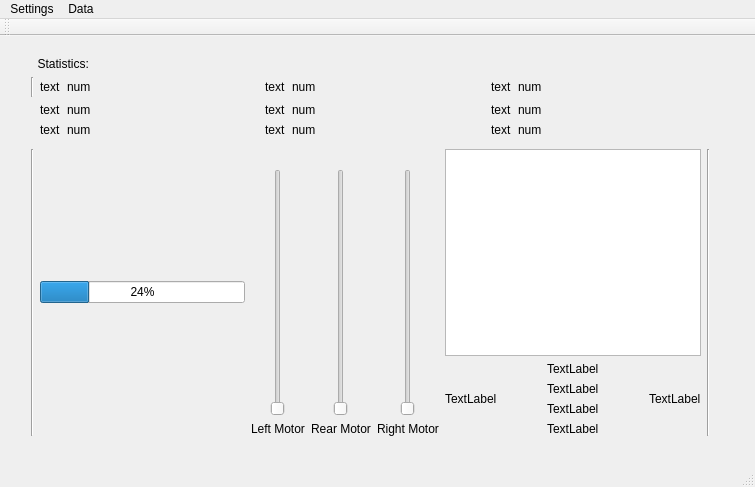
Before: the Qt Designer form UnderWaterRobot/mainwindow.ui in Yepach/UnderWaterRobot, drawn with Qt 5.
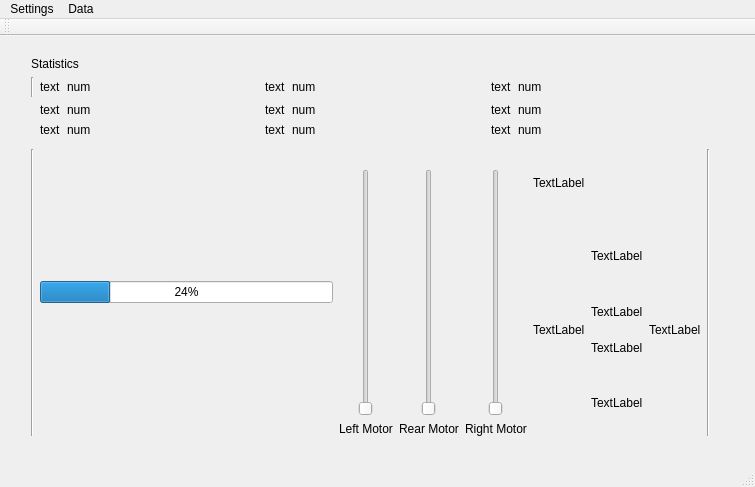
After: the same form once the commit is applied.

What changed in the file:
```diff
--- a/UnderWaterRobot/mainwindow.ui
+++ b/UnderWaterRobot/mainwindow.ui
@@ -27,7 +27,7 @@
      <item>
       <widget class="QLabel" name="labelStatistics">
        <property name="text">
-        <string>  Statistics:</string>
+        <string>Statistics</string>
        </property>
       </widget>
      </item>
@@ -308,12 +308,9 @@
        <item>
         <layout class="QVBoxLayout" name="verticalLayout_5">
          <item>
-          <widget class="QGraphicsView" name="graphicsView">
-           <property name="maximumSize">
-            <size>
-             <width>16777215</width>
-             <height>399</height>
-            </size>
+          <widget class="QLabel" name="labelView">
+           <property name="text">
+            <string>TextLabel</string>
            </property>
           </widget>
          </item>
```
Left out of the diff: 210 changed lines with no effect on the pictures.
